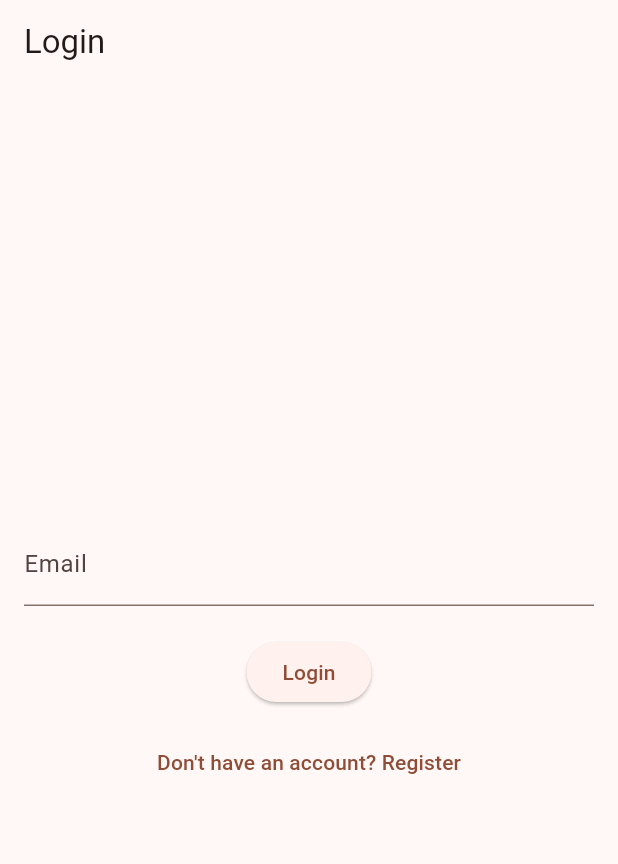
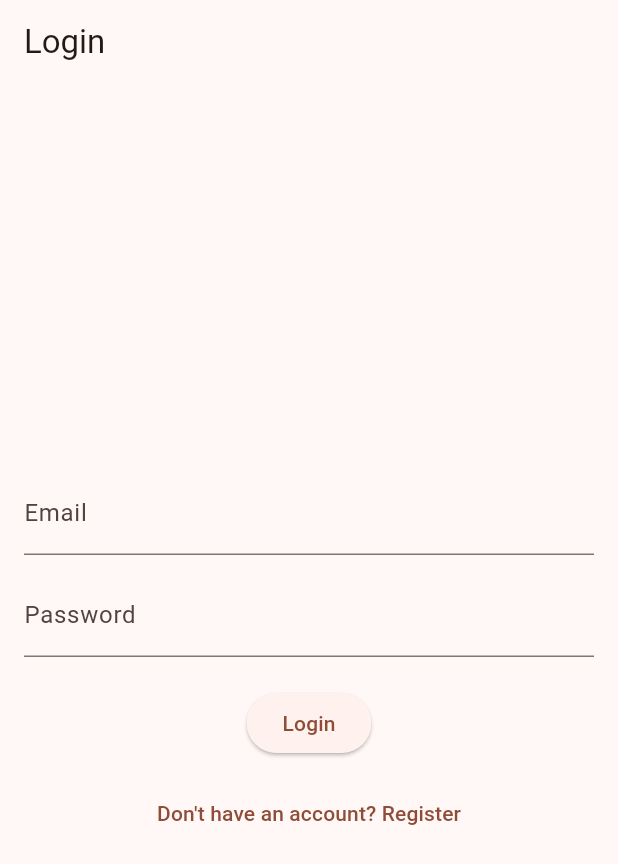
Before and after one commit to Swagnik02/Line-Skip-Admin, a Flutter app: the screen it shows after launch, after a tap on "Login", on a phone screen of 412 x 824 dp. Shown: the top 864 px of the screen. Run offline on Flutter 3.47's test engine with Material 3 defaults, Android fonts, the phone set to English and light mode, and no system bars; our stand-ins replace cloud_firestore, firebase_auth, firebase_core, firebase_storage, image_picker; accounts and stored records are empty; network calls fail.

Commit message:
added password field

```diff
--- a/lib/pages/login_page.dart
+++ b/lib/pages/login_page.dart
@@ -10,8 +10,9 @@ class LoginPage extends StatefulWidget {
 
 class _LoginPageState extends State<LoginPage> {
   final _emailController = TextEditingController();
+  final _passwordController = TextEditingController();
   bool _isLoading = false;
-  bool _isLogin = true; // 👈 To track login/register mode
+  bool _isLogin = true;
 
   Future<void> _loginOrRegister() async {
     setState(() => _isLoading = true);
@@ -19,16 +20,15 @@ class _LoginPageState extends State<LoginPage> {
       if (_isLogin) {
         await FirebaseAuth.instance.signInWithEmailAndPassword(
           email: _emailController.text.trim(),
-          password: "defaultpassword", // Default password
+          password: _passwordController.text.trim(),
         );
       } else {
         await FirebaseAuth.instance.createUserWithEmailAndPassword(
           email: _emailController.text.trim(),
-          password: "defaultpassword",
+          password: _passwordController.text.trim(),
         );
       }
     } on FirebaseAuthException catch (e) {
-      // Handle specific errors if needed
       print(e.message);
     }
     setState(() => _isLoading = false);
@@ -47,6 +47,12 @@ class _LoginPageState extends State<LoginPage> {
               controller: _emailController,
               decoration: const InputDecoration(labelText: 'Email'),
             ),
+            const SizedBox(height: 12),
+            TextField(
+              controller: _passwordController,
+              decoration: const InputDecoration(labelText: 'Password'),
+              obscureText: true, // 👈 Hide password input
+            ),
             const SizedBox(height: 20),
             _isLoading
                 ? const CircularProgressIndicator()
@@ -58,7 +64,7 @@ class _LoginPageState extends State<LoginPage> {
             TextButton(
               onPressed: () {
                 setState(() {
-                  _isLogin = !_isLogin; // 👈 Toggle between login/register
+                  _isLogin = !_isLogin;
                 });
               },
               child: Text(
```
